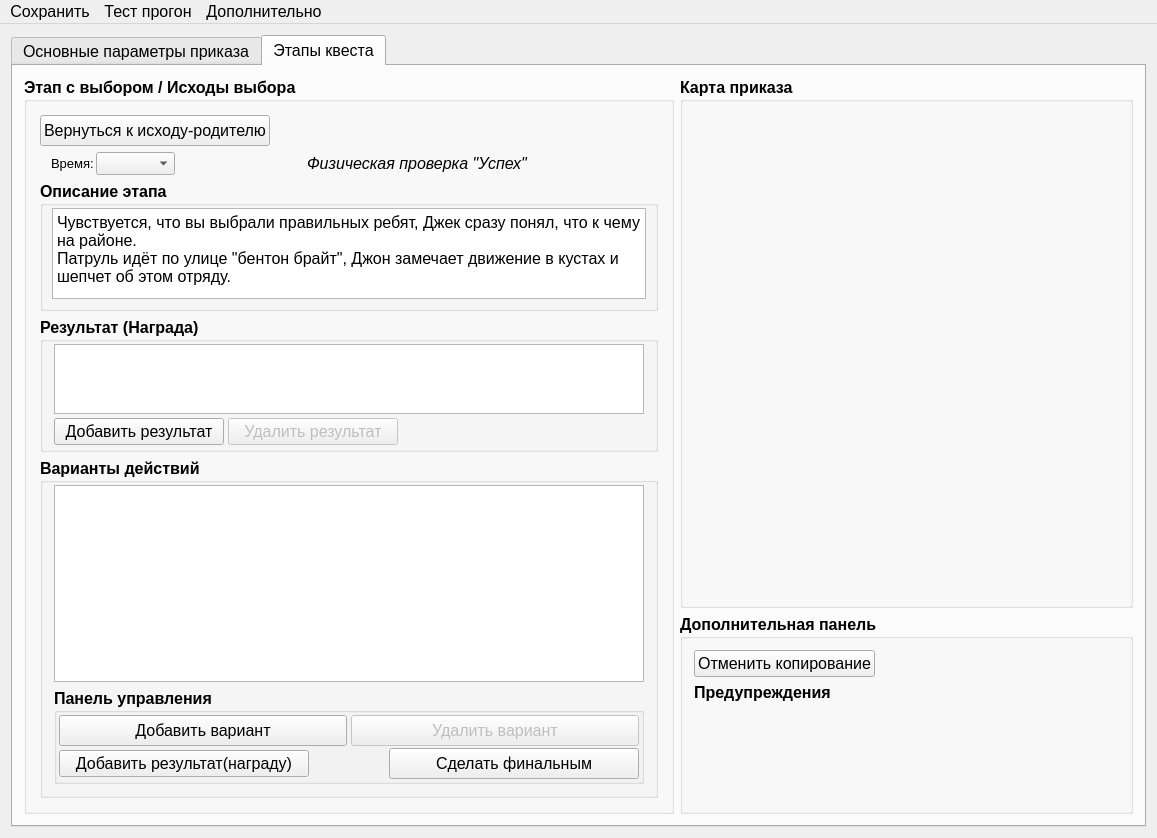
First picture: the form in mainwindow.ui, repository YakSid/PDNK2, before the edit.
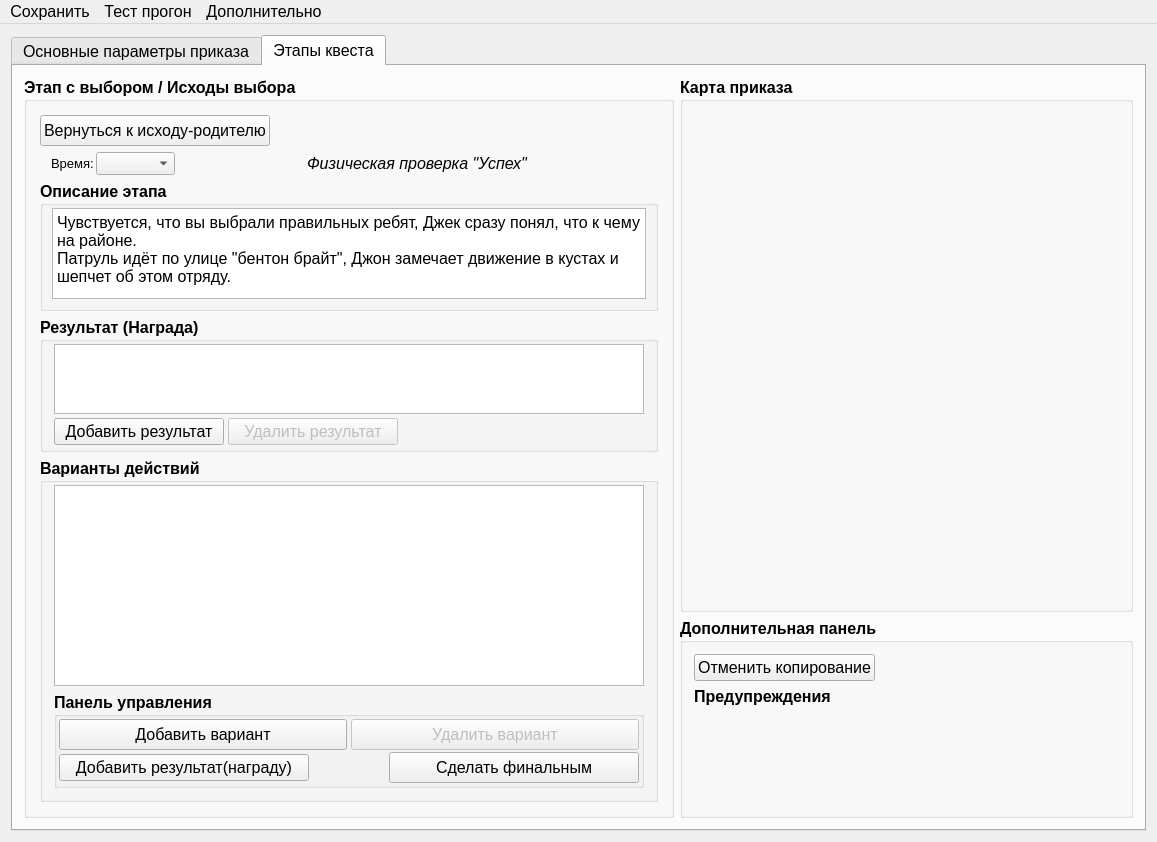
Second picture: the form after the edit.

```diff
--- a/mainwindow.ui
+++ b/mainwindow.ui
@@ -1427,6 +1427,12 @@
                   </property>
                   <item>
                    <widget class="QListWidget" name="lw_variants">
+                    <property name="minimumSize">
+                     <size>
+                      <width>0</width>
+                      <height>200</height>
+                     </size>
+                    </property>
                     <property name="font">
                      <font>
                       <pointsize>11</pointsize>
@@ -1456,6 +1462,12 @@
                       <verstretch>0</verstretch>
                      </sizepolicy>
                     </property>
+                    <property name="maximumSize">
+                     <size>
+                      <width>16777215</width>
+                      <height>100</height>
+                     </size>
+                    </property>
                     <property name="title">
                      <string>Панель управления</string>
                     </property>
```
Left out of the diff: 6 changed lines with no effect on the pictures.
